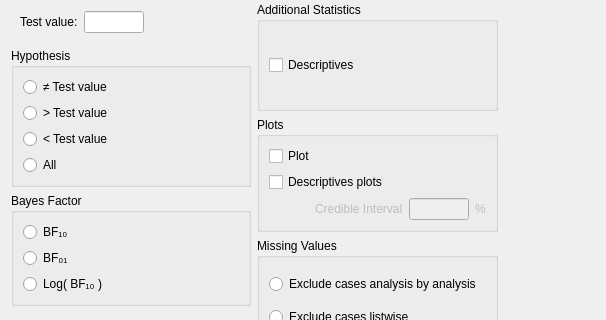
First picture: the form in JASP-Desktop/analysisforms/Bain/bainttestbayesianonesampleform.ui, repository koenderks/Jasp-desktop, before the edit; both pictures show x 0 to 606 and y 227 to 547 of the 606 by 739 pixel window.
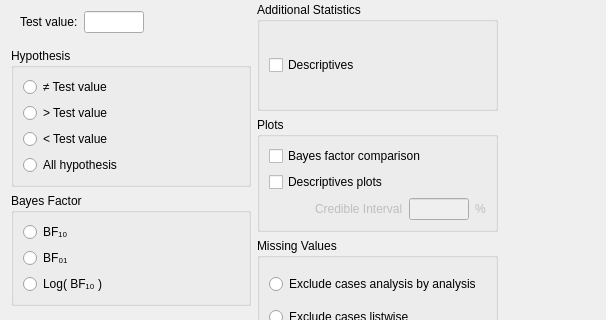
Second picture: the form after the edit. Custom widgets are drawn as their Qt base class.

```diff
--- a/JASP-Desktop/analysisforms/Bain/bainttestbayesianonesampleform.ui
+++ b/JASP-Desktop/analysisforms/Bain/bainttestbayesianonesampleform.ui
@@ -260,7 +260,7 @@
             <item row="3" column="0">
              <widget class="QRadioButton" name="allTypes">
               <property name="text">
-               <string>All</string>
+               <string>All hypothesis</string>
               </property>
              </widget>
             </item>
@@ -592,7 +592,7 @@
                </sizepolicy>
               </property>
               <property name="text">
-               <string>Plot</string>
+               <string>Bayes factor comparison</string>
               </property>
              </widget>
             </item>
```
